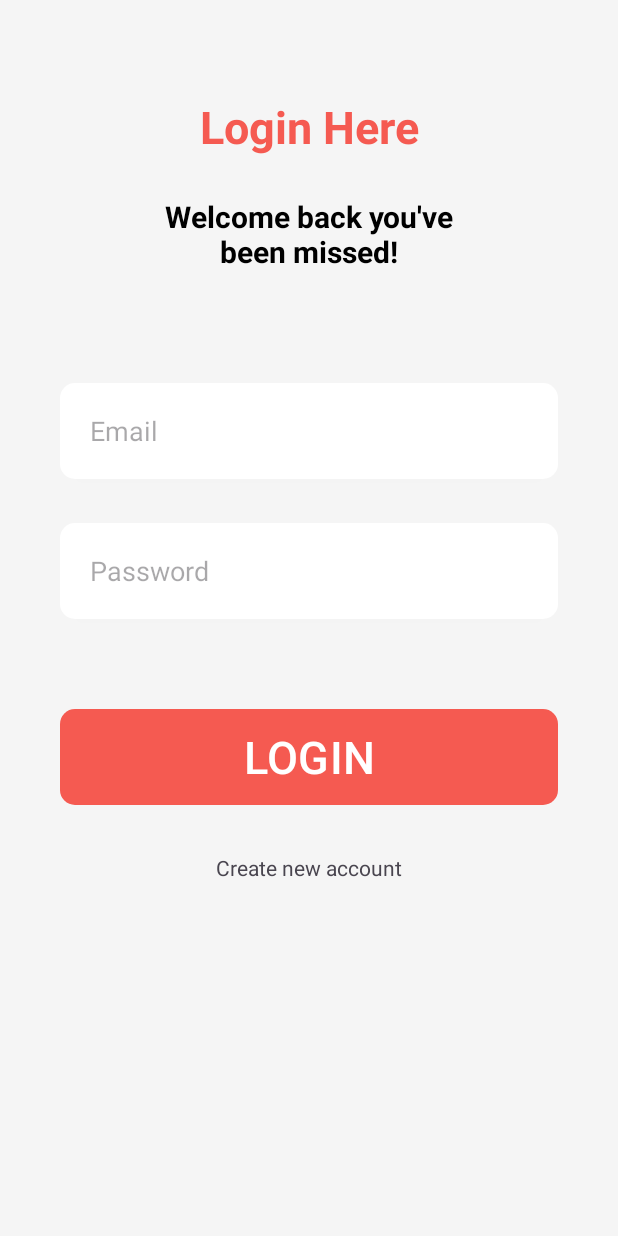
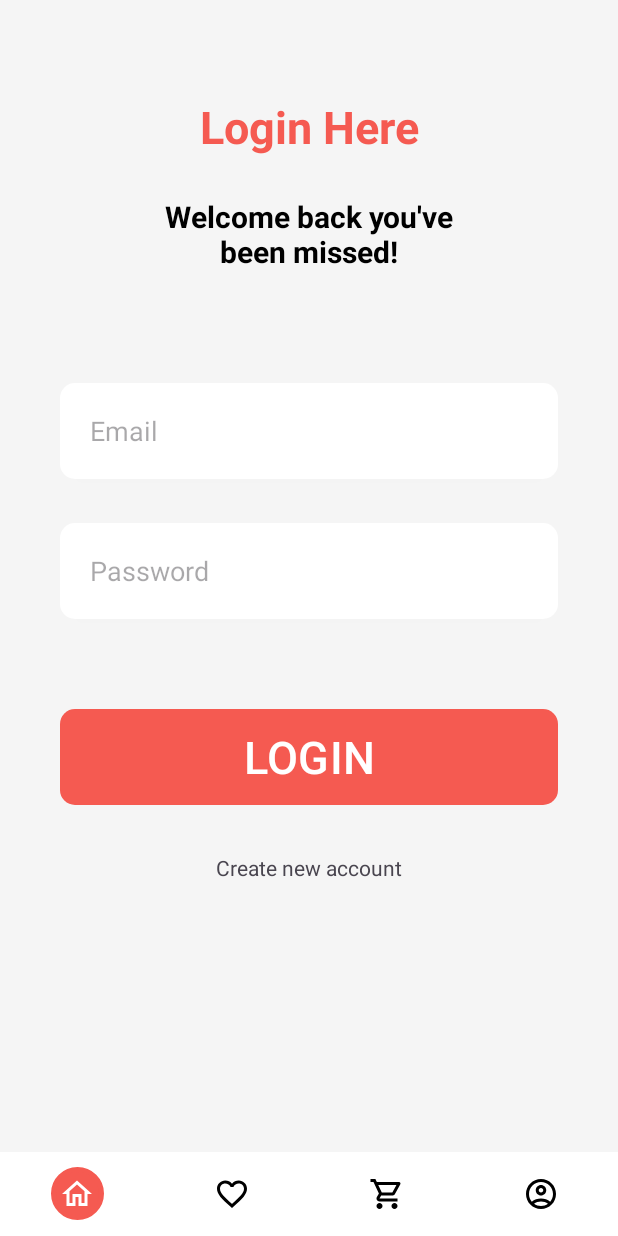
Before and after one commit to AlperenImam0glu/Food-Order-App, an Android app: the screen it shows after launch (MainActivity), on a phone screen of 412 x 824 dp. Run offline under Robolectric (Android 15) with nearby library versions, the phone set to English and light mode, and no system bars; our stand-ins replace Dagger/Hilt's generated code, Firebase (no records; nobody signed in at launch, a user with empty details on screens opened directly), navigation-ui.

Commit message:
added bottom navbar

```diff
--- a/app/src/main/java/com/example/foodorderapp/MainActivity.kt
+++ b/app/src/main/java/com/example/foodorderapp/MainActivity.kt
@@ -2,12 +2,25 @@ package com.example.foodorderapp
 
 import androidx.appcompat.app.AppCompatActivity
 import android.os.Bundle
+import androidx.navigation.Navigation
+import androidx.navigation.fragment.NavHostFragment
+import androidx.navigation.fragment.findNavController
+import androidx.navigation.ui.NavigationUI
+import com.example.foodorderapp.databinding.ActivityMainBinding
 import dagger.hilt.android.AndroidEntryPoint
 
 @AndroidEntryPoint
 class MainActivity : AppCompatActivity() {
+
+    private lateinit var binding: ActivityMainBinding
     override fun onCreate(savedInstanceState: Bundle?) {
         super.onCreate(savedInstanceState)
-        setContentView(R.layout.activity_main)
+        binding = ActivityMainBinding.inflate(layoutInflater)
+        setContentView(binding.root)
+
+        val navHostFragment =
+            supportFragmentManager.findFragmentById(R.id.navHostFragment) as NavHostFragment
+        NavigationUI.setupWithNavController(binding.bottomNav, navHostFragment.navController)
+
     }
 }
--- /dev/null
+++ b/app/src/main/res/drawable/bottom_nav_rounded_selector.xml
@@ -0,0 +1,15 @@
+<?xml version="1.0" encoding="utf-8"?>
+
+<selector xmlns:android="http://schemas.android.com/apk/res/android">
+    <item android:state_checked="true">
+        <layer-list>
+            <item android:gravity="center">
+                <shape android:shape="oval">
+                    <solid android:color="@color/custom_red" />
+                    <size android:width="35dp" android:height="35dp" />
+                    <stroke android:width="3dp" android:color="@color/custom_red" />
+                </shape>
+            </item>
+        </layer-list>
+    </item>
+</selector>
--- /dev/null
+++ b/app/src/main/res/drawable/bottom_nav_selected.xml
@@ -0,0 +1,5 @@
+<?xml version="1.0" encoding="utf-8"?>
+<selector xmlns:android="http://schemas.android.com/apk/res/android">
+    <item android:state_checked="true" android:color="@color/white" />
+    <item android:color="@color/black"  />
+</selector>
--- /dev/null
+++ b/app/src/main/res/drawable/ic_account.xml
@@ -0,0 +1,6 @@
+<vector android:height="24dp" android:tint="#FFFFFF"
+    android:viewportHeight="24" android:viewportWidth="24"
+    android:width="24dp" xmlns:android="http://schemas.android.com/apk/res/android">
+    <path android:fillColor="@android:color/white" android:pathData="M12,2C6.48,2 2,6.48 2,12s4.48,10 10,10s10,-4.48 10,-10S17.52,2 12,2zM7.35,18.5C8.66,17.56 10.26,17 12,17s3.34,0.56 4.65,1.5C15.34,19.44 13.74,20 12,20S8.66,19.44 7.35,18.5zM18.14,17.12L18.14,17.12C16.45,15.8 14.32,15 12,15s-4.45,0.8 -6.14,2.12l0,0C4.7,15.73 4,13.95 4,12c0,-4.42 3.58,-8 8,-8s8,3.58 8,8C20,13.95 19.3,15.73 18.14,17.12z"/>
+    <path android:fillColor="@android:color/white" android:pathData="M12,6c-1.93,0 -3.5,1.57 -3.5,3.5S10.07,13 12,13s3.5,-1.57 3.5,-3.5S13.93,6 12,6zM12,11c-0.83,0 -1.5,-0.67 -1.5,-1.5S11.17,8 12,8s1.5,0.67 1.5,1.5S12.83,11 12,11z"/>
+</vector>
--- /dev/null
+++ b/app/src/main/res/drawable/ic_cart.xml
@@ -0,0 +1,5 @@
+<vector android:height="24dp" android:tint="#FFFFFF"
+    android:viewportHeight="24" android:viewportWidth="24"
+    android:width="24dp" xmlns:android="http://schemas.android.com/apk/res/android">
+    <path android:fillColor="@android:color/white" android:pathData="M15.55,13c0.75,0 1.41,-0.41 1.75,-1.03l3.58,-6.49c0.37,-0.66 -0.11,-1.48 -0.87,-1.48L5.21,4l-0.94,-2L1,2v2h2l3.6,7.59 -1.35,2.44C4.52,15.37 5.48,17 7,17h12v-2L7,15l1.1,-2h7.45zM6.16,6h12.15l-2.76,5L8.53,11L6.16,6zM7,18c-1.1,0 -1.99,0.9 -1.99,2S5.9,22 7,22s2,-0.9 2,-2 -0.9,-2 -2,-2zM17,18c-1.1,0 -1.99,0.9 -1.99,2s0.89,2 1.99,2 2,-0.9 2,-2 -0.9,-2 -2,-2z"/>
+</vector>
--- /dev/null
+++ b/app/src/main/res/drawable/ic_favorite.xml
@@ -0,0 +1,5 @@
+<vector android:height="24dp" android:tint="#FFFFFF"
+    android:viewportHeight="24" android:viewportWidth="24"
+    android:width="24dp" xmlns:android="http://schemas.android.com/apk/res/android">
+    <path android:fillColor="@android:color/white" android:pathData="M16.5,3c-1.74,0 -3.41,0.81 -4.5,2.09C10.91,3.81 9.24,3 7.5,3 4.42,3 2,5.42 2,8.5c0,3.78 3.4,6.86 8.55,11.54L12,21.35l1.45,-1.32C18.6,15.36 22,12.28 22,8.5 22,5.42 19.58,3 16.5,3zM12.1,18.55l-0.1,0.1 -0.1,-0.1C7.14,14.24 4,11.39 4,8.5 4,6.5 5.5,5 7.5,5c1.54,0 3.04,0.99 3.57,2.36h1.87C13.46,5.99 14.96,5 16.5,5c2,0 3.5,1.5 3.5,3.5 0,2.89 -3.14,5.74 -7.9,10.05z"/>
+</vector>
--- /dev/null
+++ b/app/src/main/res/drawable/ic_home.xml
@@ -0,0 +1,5 @@
+<vector android:height="24dp" android:tint="#FFFFFF"
+    android:viewportHeight="24" android:viewportWidth="24"
+    android:width="24dp" xmlns:android="http://schemas.android.com/apk/res/android">
+    <path android:fillColor="@android:color/white" android:pathData="M12,5.69l5,4.5V18h-2v-6H9v6H7v-7.81l5,-4.5M12,3L2,12h3v8h6v-6h2v6h6v-8h3L12,3z"/>
+</vector>
--- a/app/src/main/res/layout/activity_main.xml
+++ b/app/src/main/res/layout/activity_main.xml
@@ -7,14 +7,29 @@
     tools:context=".MainActivity">
 
     <androidx.fragment.app.FragmentContainerView
-        android:id="@+id/fragmentContainerView"
+        android:id="@+id/navHostFragment"
         android:name="androidx.navigation.fragment.NavHostFragment"
         android:layout_width="0dp"
         android:layout_height="0dp"
         app:defaultNavHost="true"
-        app:layout_constraintBottom_toBottomOf="parent"
+        app:layout_constraintBottom_toTopOf="@+id/bottomNav"
         app:layout_constraintEnd_toEndOf="parent"
         app:layout_constraintStart_toStartOf="parent"
         app:layout_constraintTop_toTopOf="parent"
         app:navGraph="@navigation/main_activity_nav" />
+
+    <com.google.android.material.bottomnavigation.BottomNavigationView
+        android:id="@+id/bottomNav"
+        style="@style/CustomBottomNavStyle"
+        android:layout_width="match_parent"
+        android:layout_height="56dp"
+        android:background="@color/white"
+        app:itemBackground="@drawable/bottom_nav_rounded_selector"
+        app:labelVisibilityMode="unlabeled"
+        app:itemIconTint="@drawable/bottom_nav_selected"
+        app:layout_constraintBottom_toBottomOf="parent"
+        app:layout_constraintEnd_toEndOf="parent"
+        app:layout_constraintStart_toStartOf="parent"
+        app:menu="@menu/bottom_nav_menu" />
+
 </androidx.constraintlayout.widget.ConstraintLayout>
--- a/app/src/main/res/layout/fragment_product_detail_page.xml
+++ b/app/src/main/res/layout/fragment_product_detail_page.xml
@@ -60,6 +60,7 @@
         android:layout_height="40dp"
         android:layout_marginEnd="24dp"
         app:cardCornerRadius="5dp"
+        app:cardElevation="2dp"
         app:layout_constraintBottom_toBottomOf="@+id/textViewProductName"
         app:layout_constraintEnd_toEndOf="parent"
         app:layout_constraintTop_toTopOf="@+id/textViewProductName">
@@ -110,4 +111,19 @@
         </LinearLayout>
 
     </androidx.cardview.widget.CardView>
+
+    <TextView
+        android:id="@+id/textView"
+        android:layout_width="0dp"
+        android:layout_height="wrap_content"
+        android:layout_marginStart="24dp"
+        android:layout_marginTop="24dp"
+        android:layout_marginEnd="24dp"
+        android:fontFamily="@font/latinka_regular"
+        android:justificationMode="inter_word"
+        android:text="Akşam yemeği zevkini evinizin rahatlığında yaşayın! Sepete ekleyin ve kısa sürede kapınıza teslim edelim. Bu özel ürün ile size ve sevdiklerinize özel bir yemek deneyimi sunuyoruz."
+        android:textSize="16sp"
+        app:layout_constraintEnd_toEndOf="parent"
+        app:layout_constraintStart_toStartOf="parent"
+        app:layout_constraintTop_toBottomOf="@+id/textViewProductName" />
 </androidx.constraintlayout.widget.ConstraintLayout>
--- /dev/null
+++ b/app/src/main/res/menu/bottom_nav_menu.xml
@@ -0,0 +1,20 @@
+<?xml version="1.0" encoding="utf-8"?>
+<menu xmlns:android="http://schemas.android.com/apk/res/android">
+
+    <item
+        android:id="@+id/mainPageFragment"
+        android:icon="@drawable/ic_home"
+        android:title="Item" />
+    <item
+        android:id="@+id/favoritesPageFragment"
+        android:icon="@drawable/ic_favorite"
+        android:title="Item" />
+    <item
+        android:id="@+id/orderPageFragment"
+        android:icon="@drawable/ic_cart"
+        android:title="Item" />
+    <item
+        android:id="@+id/accountPageFragment"
+        android:icon="@drawable/ic_account"
+        android:title="Item" />
+</menu>
--- a/app/src/main/res/navigation/main_activity_nav.xml
+++ b/app/src/main/res/navigation/main_activity_nav.xml
@@ -42,4 +42,19 @@
             android:name="yemek"
             app:argType="com.example.foodorderapp.data.model.product.Yemekler" />
     </fragment>
+    <fragment
+        android:id="@+id/favoritesPageFragment"
+        android:name="com.example.foodorderapp.ui.fragment.FavoritesPageFragment"
+        android:label="fragment_favorites_page"
+        tools:layout="@layout/fragment_favorites_page" />
+    <fragment
+        android:id="@+id/orderPageFragment"
+        android:name="com.example.foodorderapp.ui.fragment.OrderPageFragment"
+        android:label="fragment_order_page"
+        tools:layout="@layout/fragment_order_page" />
+    <fragment
+        android:id="@+id/accountPageFragment"
+        android:name="com.example.foodorderapp.ui.fragment.AccountPageFragment"
+        android:label="fragment_account_page"
+        tools:layout="@layout/fragment_account_page" />
 </navigation>
--- a/app/src/main/res/values/themes.xml
+++ b/app/src/main/res/values/themes.xml
@@ -6,5 +6,10 @@
         <item name="android:windowLightStatusBar">true</item>
     </style>
 
+    <style name="CustomBottomNavStyle" parent="Widget.Design.BottomNavigationView">
+        <!-- Customize the selected item icon color -->
+        <item name="itemIconTint">@color/custom_red</item>
+    </style>
+
     <style name="Theme.FoodOrderApp" parent="Base.Theme.FoodOrderApp" />
 </resources>
```
